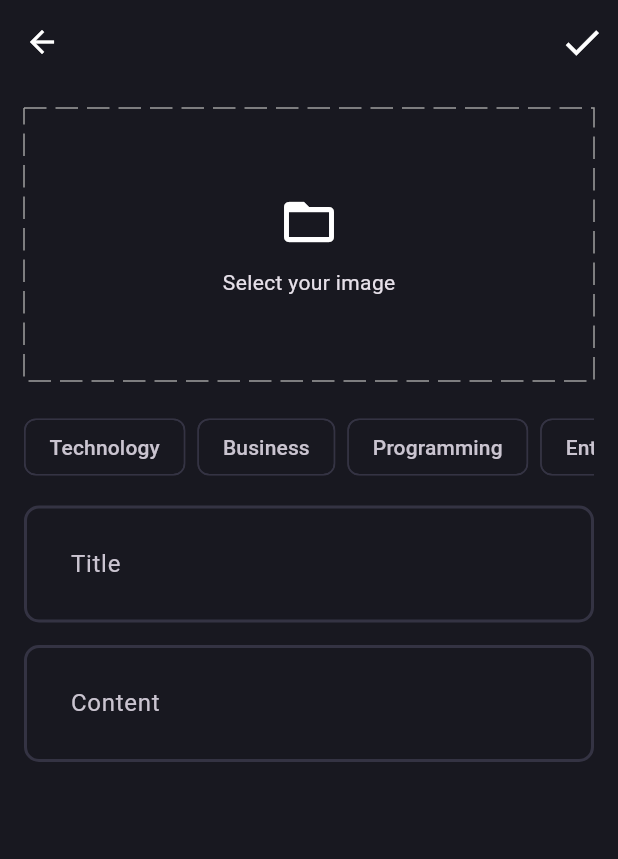
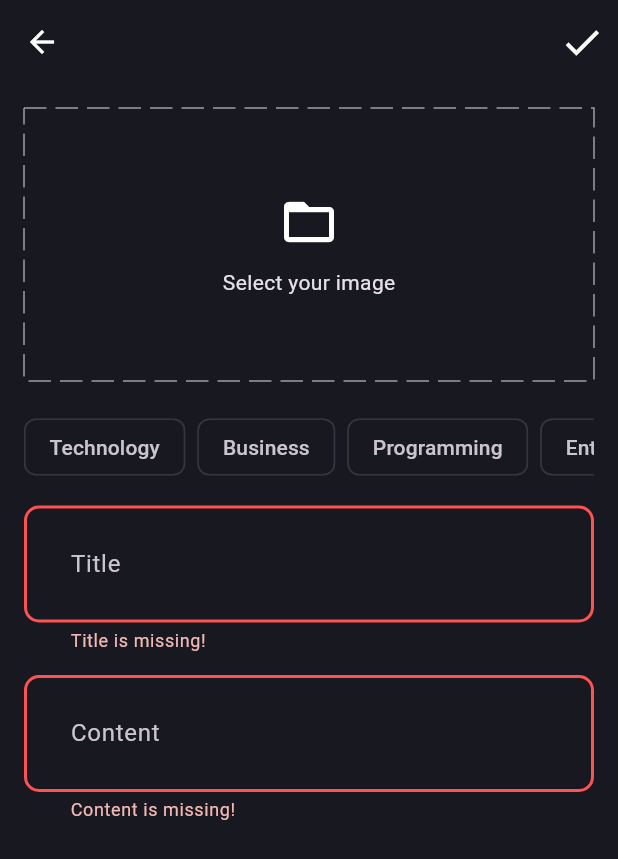
Before and after one commit to RRKawchar/blog_supabase_bloc, a Flutter app: the AddNewBlogPage screen opened directly, after a tap on the "done" icon, on a phone screen of 412 x 824 dp. Shown: the top 859 px of the screen. Run offline on Flutter 3.47's test engine with Material 3 defaults, Android fonts, the phone set to English and light mode, and no system bars; drawn by our look-alikes of dotted_border; our stand-ins replace bloc, flutter_bloc, flutter_easyloading, fpdart, get_it, image_picker and 1 more; accounts and stored records are empty.

Commit message:
blog uploaded method use in add new blog page and succesfully uploaded

```diff
--- a/lib/src/core/common/cubits/app_user/app_user_state.dart
+++ b/lib/src/core/common/cubits/app_user/app_user_state.dart
@@ -10,6 +10,7 @@ sealed class AppUserState{
 }
 
 final class AppUserInitial extends AppUserState{}
+
 final class AppUserLoggedIn extends AppUserState{
  final UserEntity userEntity;
  const AppUserLoggedIn(this.userEntity);
--- a/lib/src/features/home/data/datasources/blog_remote_data_source.dart
+++ b/lib/src/features/home/data/datasources/blog_remote_data_source.dart
@@ -20,7 +20,7 @@ class BlogRemoteDateSourceImpl implements BlogRemoteDataSource{
   Future<BlogModel> uploadBlog(BlogModel blogModel)async {
 
     try{
-      final blogData=await supabaseClient.from('myblogs').insert(blogModel.toString()).select();
+      final blogData=await supabaseClient.from('myblogs').insert(blogModel.toJson()).select();
       return BlogModel.fromJson(blogData.first);
 
     }catch(e){
--- a/lib/src/features/home/data/repositories/blog_repository_impl.dart
+++ b/lib/src/features/home/data/repositories/blog_repository_impl.dart
@@ -2,6 +2,7 @@ import 'dart:io';
 
 import 'package:blog_app/src/core/error/exceptions.dart';
 import 'package:blog_app/src/core/error/failures.dart';
+import 'package:blog_app/src/features/auth/presentation/bloc/auth_state.dart';
 import 'package:blog_app/src/features/home/data/datasources/blog_remote_data_source.dart';
 import 'package:blog_app/src/features/home/data/models/blog_model.dart';
 import 'package:blog_app/src/features/home/domain/entities/blog_entity.dart';
@@ -48,7 +49,8 @@ class BlogRepositoryImpl implements BlogRepository{
    return right(blogData);
 
     }on ServerException catch(e){
-      throw left(Failure(e.message));
+      print("dkdjkfdkf dkfd :$e");
+      return left(Failure(e.message));
     }
 
   }
--- a/lib/src/features/home/presentation/bloc/blog_bloc.dart
+++ b/lib/src/features/home/presentation/bloc/blog_bloc.dart
@@ -10,10 +10,10 @@ class BlogBloc extends Bloc<BlogEvent, BlogState> {
 
   BlogBloc({required this.uploadBlogUseCase}) : super(BlogInitial()) {
     on<BlogEvent>((event, emit) => emit(BlogLoading()));
-    on<BlogUpload>(_onBlogUpload);
+    on<BlogUploadEvent>(_onBlogUpload);
   }
 
-  void _onBlogUpload(BlogUpload event, Emitter<BlogState> emit) async {
+  void _onBlogUpload(BlogUploadEvent event, Emitter<BlogState> emit) async {
    final res= await uploadBlogUseCase(
       UploadBlogParams(
         posterId: event.posterId,
--- a/lib/src/features/home/presentation/bloc/blog_event.dart
+++ b/lib/src/features/home/presentation/bloc/blog_event.dart
@@ -3,14 +3,14 @@ part of 'blog_bloc.dart';
 @immutable
 abstract class BlogEvent {}
 
-class BlogUpload extends BlogEvent {
+class BlogUploadEvent extends BlogEvent {
   final String posterId;
   final String title;
   final String content;
   final File image;
   final List<String> topics;
 
-  BlogUpload({
+  BlogUploadEvent({
     required this.posterId,
     required this.title,
     required this.content,
--- a/lib/src/features/home/presentation/pages/add_new_blog_page.dart
+++ b/lib/src/features/home/presentation/pages/add_new_blog_page.dart
@@ -1,14 +1,21 @@
 import 'dart:io';
 
+import 'package:blog_app/src/core/common/cubits/app_user/app_user_cubit.dart';
+import 'package:blog_app/src/core/common/cubits/app_user/app_user_state.dart';
 import 'package:blog_app/src/core/common/widgets/custom_textfiled.dart';
+import 'package:blog_app/src/core/error/failures.dart';
 import 'package:blog_app/src/core/services/image_picker_service.dart';
 import 'package:blog_app/src/core/theme/app_colors.dart';
 import 'package:blog_app/src/core/utils/pick_image.dart';
+import 'package:blog_app/src/core/utils/show_snackbar.dart';
+import 'package:blog_app/src/features/home/presentation/bloc/blog_bloc.dart';
+import 'package:blog_app/src/features/home/presentation/pages/home_page.dart';
 import 'package:dotted_border/dotted_border.dart';
 import 'package:flutter/material.dart';
+import 'package:flutter_bloc/flutter_bloc.dart';
 
 class AddNewBlogPage extends StatefulWidget {
-  static route()=> MaterialPageRoute(builder: (_)=>AddNewBlogPage());
+  static route() => MaterialPageRoute(builder: (_) => AddNewBlogPage());
   const AddNewBlogPage({super.key});
 
   @override
@@ -16,31 +23,50 @@ class AddNewBlogPage extends StatefulWidget {
 }
 
 class _AddNewBlogPageState extends State<AddNewBlogPage> {
-  final TextEditingController titleController =TextEditingController();
-  final TextEditingController contentController =TextEditingController();
+  final TextEditingController titleController = TextEditingController();
+  final TextEditingController contentController = TextEditingController();
+  final formKey = GlobalKey<FormState>();
 
-
-  final List<String> _topicList=['Technology','Business','Programming','Entertainment'];
-  List<String> selectedTopic=[];
+  final List<String> _topicList = [
+    'Technology',
+    'Business',
+    'Programming',
+    'Entertainment',
+  ];
+  List<String> selectedTopic = [];
 
   File? selectedImage;
-  void selectImage()async{
-   var file=await ImagePickerServices.instance.pickedImage();
-   if(file !=null){
-     selectedImage=file;
-     setState(() {
-
-     });
+  void selectImage() async {
+    var file = await ImagePickerServices.instance.pickedImage();
+    if (file != null) {
+      selectedImage = file;
+      setState(() {});
     }
   }
 
+  void uploadBlog() {
+    if (formKey.currentState!.validate() &&
+        selectedTopic.isNotEmpty &&
+        selectedImage != null) {
+      final posterId =
+          (context.read<AppUserCubit>().state as AppUserLoggedIn).userEntity.id;
+      context.read<BlogBloc>().add(
+        BlogUploadEvent(
+          posterId: posterId,
+          title: titleController.text.trim(),
+          content: contentController.text.trim(),
+          image: selectedImage!,
+          topics: selectedTopic,
+        ),
+      );
+    }
+  }
 
   @override
   void dispose() {
     titleController.dispose();
     contentController.dispose();
     super.dispose();
-
   }
 
   @override
@@ -48,33 +74,52 @@ class _AddNewBlogPageState extends State<AddNewBlogPage> {
     return Scaffold(
       appBar: AppBar(
         actions: [
-          IconButton(onPressed: (){
-
-          }, icon: Icon(Icons.done,size: 30,)),
+          IconButton(
+            onPressed: () {
+              uploadBlog();
+            },
+            icon: Icon(Icons.done, size: 30),
+          ),
         ],
       ),
       body: Padding(
         padding: const EdgeInsets.all(16.0),
-        child: SingleChildScrollView(
+        child: BlocConsumer<BlogBloc, BlogState>(
+          listener: (context, state) {
+            if(state is BlogFailure){
+              showSnackBar(context, state.error);
+            }else if(state is BlogSuccess){
+              Navigator.pushAndRemoveUntil(
+                  context, HomePage.route(),
+                      (route)=>false);
+            }
+
+          },
+          builder: (context, state) {
+            if(state is BlogLoading){
+              return Center(child: CircularProgressIndicator(),);
+            }
+            return SingleChildScrollView(
+              child: Form(
+                key: formKey,
                 child: Column(
                   children: [
-              selectedImage !=null?
-                  Container(
+                    selectedImage != null
+                        ? SizedBox(
                             height: 150,
                             width: double.infinity,
                             child: Image.file(selectedImage!),
-                  ):
-              InkWell(
-                onTap: (){
+                          )
+                        : InkWell(
+                            onTap: () {
                               selectImage();
                             },
                             child: DottedBorder(
                               options: RectDottedBorderOptions(
                                 dashPattern: [15, 6],
                                 strokeWidth: 1,
-                    padding:const EdgeInsets.all(16),
+                                padding: const EdgeInsets.all(16),
                                 color: Colors.grey,
-
                               ),
                               child: SizedBox(
                                 height: 150,
@@ -82,12 +127,12 @@ class _AddNewBlogPageState extends State<AddNewBlogPage> {
                                 child: Column(
                                   mainAxisAlignment: MainAxisAlignment.center,
                                   children: [
-                       const Icon(Icons.folder_open,size: 40,),
+                                    const Icon(Icons.folder_open, size: 40),
                                     const SizedBox(height: 10),
-                       const Text("Select your image")
+                                    const Text("Select your image"),
                                   ],
                                 ),
-                  )
+                              ),
                             ),
                           ),
 
@@ -96,52 +141,55 @@ class _AddNewBlogPageState extends State<AddNewBlogPage> {
                     SingleChildScrollView(
                       scrollDirection: Axis.horizontal,
                       child: Row(
-                  children: _topicList.map((e){
-                    return  Padding(
+                        children: _topicList.map((e) {
+                          return Padding(
                             padding: const EdgeInsets.only(right: 8),
                             child: InkWell(
-                        onTap: (){
-
-                          if(selectedTopic.contains(e)){
+                              onTap: () {
+                                if (selectedTopic.contains(e)) {
                                   selectedTopic.remove(e);
-                          }else{
+                                } else {
                                   selectedTopic.add(e);
                                 }
-                          setState(() {
-
-                          });
+                                setState(() {});
 
                                 print(selectedTopic);
                               },
 
                               child: Chip(
-                          color:selectedTopic.contains(e)?
-                          WidgetStatePropertyAll(AppColors.buttonColor):
-                          null,
+                                color: selectedTopic.contains(e)
+                                    ? WidgetStatePropertyAll(
+                                        AppColors.buttonColor,
+                                      )
+                                    : null,
                                 label: Text(e),
-                          side:selectedTopic.contains(e)?null: BorderSide(
-                              color: AppColors.borderColor
+                                side: selectedTopic.contains(e)
+                                    ? null
+                                    : BorderSide(color: AppColors.borderColor),
                               ),
+                            ),
+                          );
+                        }).toList(),
+                      ),
+                    ),
+                    const SizedBox(height: 15),
+                    CustomTextFiled(
+                      controller: titleController,
+                      hintText: "Title",
+                    ),
+                    const SizedBox(height: 15),
+                    CustomTextFiled(
+                      controller: contentController,
+                      hintText: "Content",
+                      maxLines: null,
+                    ),
+                  ],
+                ),
+              ),
+            );
+          },
         ),
       ),
     );
   }
-
-                ).toList(),
-              ),),
-              const SizedBox(height: 15),
-              CustomTextFiled(
-                  controller: titleController,
-                  hintText: "Title"),
-              const SizedBox(height: 15),
-              CustomTextFiled(
-                controller: contentController,
-                hintText: "Content",maxLines: null,),
-            ],
-          ),
-        ),
-      ),
-
-    );
 }
-}
--- a/lib/src/features/home/presentation/pages/home_page.dart
+++ b/lib/src/features/home/presentation/pages/home_page.dart
@@ -1,8 +1,7 @@
-import 'package:blog_app/src/features/auth/presentation/pages/login_page.dart';
 import 'package:blog_app/src/features/home/presentation/pages/add_new_blog_page.dart';
 import 'package:flutter/cupertino.dart';
 import 'package:flutter/material.dart';
-import 'package:supabase_flutter/supabase_flutter.dart';
+
 
 class HomePage extends StatefulWidget {
   static route()=>MaterialPageRoute(builder: (context)=>const HomePage());
```
Also changed, not shown: lib/main.dart (+21 -23 lines), lib/src/features/auth/presentation/pages/login_page.dart (+4 -8 lines). Lines whose indentation alone changed are shown as unchanged.
